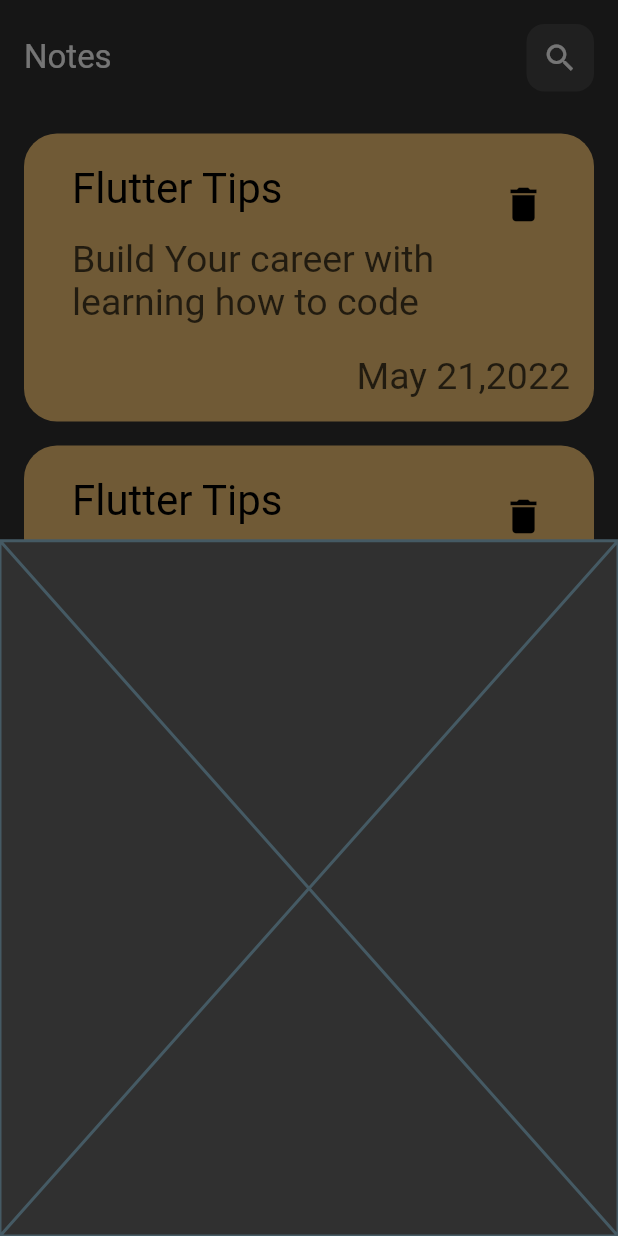
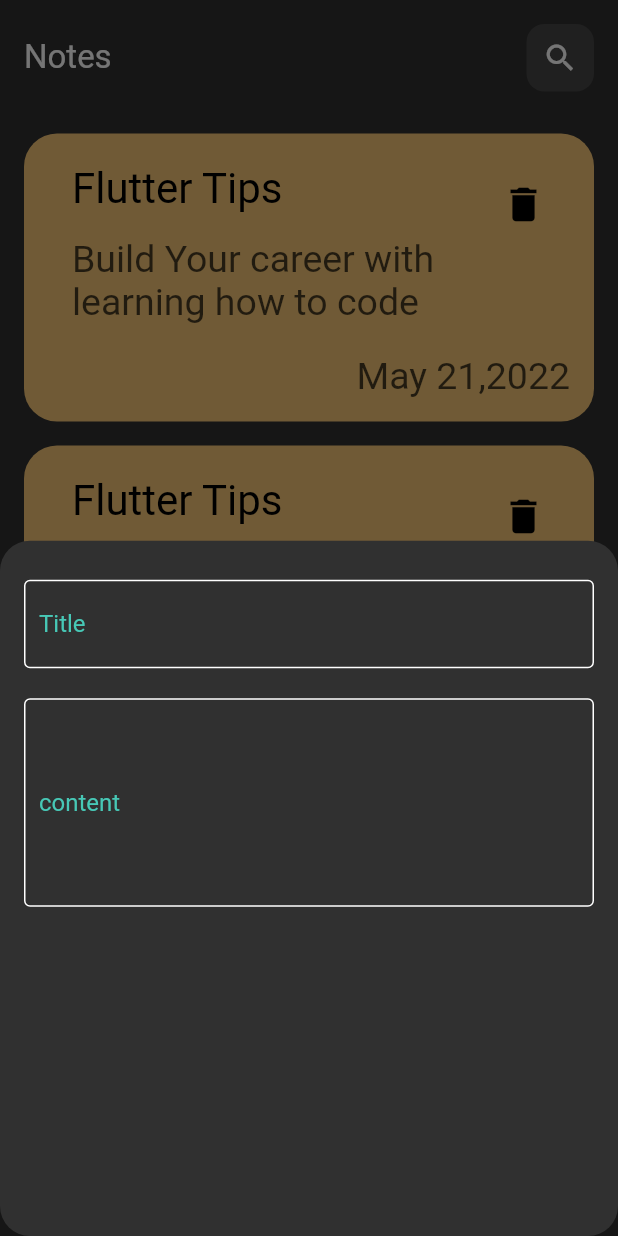
Before and after one commit to Adel-Saad/test_app, a Flutter app: the screen it shows after launch, after a tap on the "add" icon, on a phone screen of 412 x 824 dp. Run offline on Flutter 3.47's test engine with Material 2 defaults, Android fonts, the phone set to English and light mode, and no system bars.

Commit message:
create customtext field

```diff
--- /dev/null
+++ b/lib/core/constants.dart
@@ -0,0 +1,3 @@
+import 'package:flutter/material.dart';
+
+const kPrimaryColor = Color(0xff47C8B6);
--- a/lib/views/notes_view.dart
+++ b/lib/views/notes_view.dart
@@ -11,6 +11,8 @@ class NotesView extends StatelessWidget {
       floatingActionButton: FloatingActionButton(
         onPressed: () {
           showModalBottomSheet(
+              shape: RoundedRectangleBorder(
+                  borderRadius: BorderRadius.circular(20)),
               context: context,
               builder: (context) {
                 return const AddNoteBottomSheet();
--- a/lib/views/widgets/add_note_bottom_sheet.dart
+++ b/lib/views/widgets/add_note_bottom_sheet.dart
@@ -1,10 +1,20 @@
+import 'package:flutter/material.dart';
 import 'package:flutter/widgets.dart';
+import 'package:test_app/views/widgets/custom_text_field.dart';
 
 class AddNoteBottomSheet extends StatelessWidget {
   const AddNoteBottomSheet({super.key});
 
   @override
   Widget build(BuildContext context) {
-    return const Placeholder();
+    return const Padding(
+      padding: EdgeInsets.all(16.0),
+      child: Column(
+        children: [
+          CustomTextField(height: 20, title: 'Title'),
+          CustomTextField(height: 60, title: 'content'),
+        ],
+      ),
+    );
   }
 }
--- /dev/null
+++ b/lib/views/widgets/custom_text_field.dart
@@ -0,0 +1,31 @@
+import 'package:flutter/material.dart';
+import 'package:flutter/widgets.dart';
+import 'package:test_app/core/constants.dart';
+
+class CustomTextField extends StatelessWidget {
+  final String title;
+  final double height;
+
+  const CustomTextField({super.key, required this.title, required this.height});
+
+  @override
+  Widget build(BuildContext context) {
+    return Padding(
+      padding: const EdgeInsets.symmetric(vertical: 10),
+      child: TextField(
+        decoration: InputDecoration(
+          contentPadding:
+              EdgeInsets.symmetric(vertical: height, horizontal: 10),
+          hintText: title,
+          hintStyle: const TextStyle(color: kPrimaryColor),
+          border: OutlineInputBorder(
+            borderRadius: BorderRadius.circular(12),
+          ),
+          enabledBorder: const OutlineInputBorder(
+            borderSide: BorderSide(color: Colors.white),
+          ),
+        ),
+      ),
+    );
+  }
+}
```
